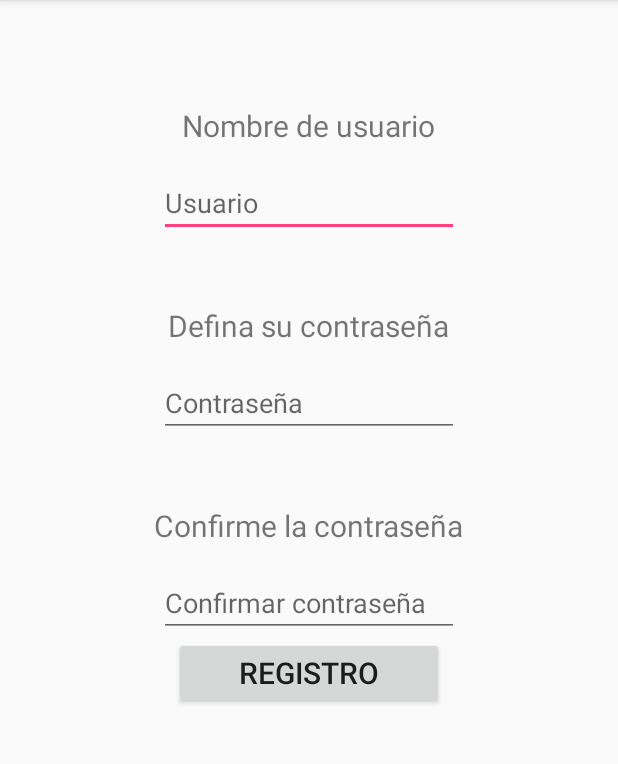
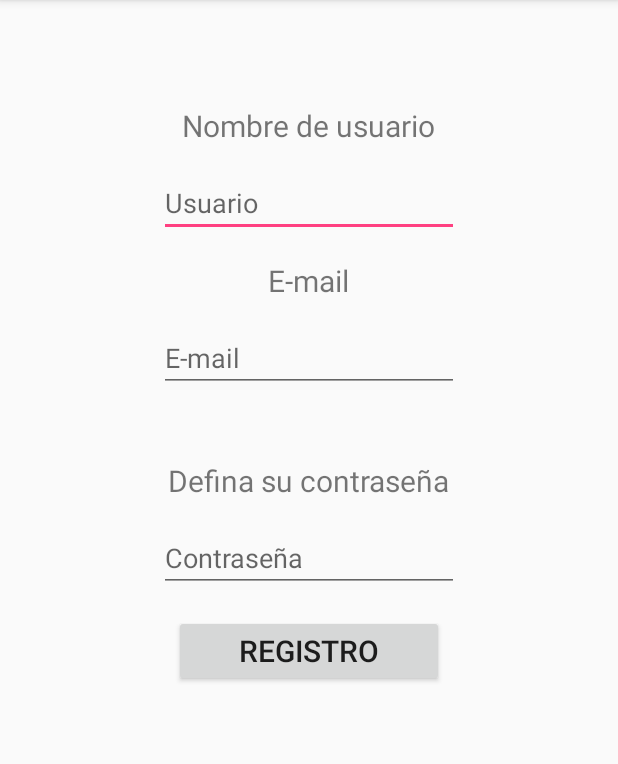
Before and after one commit to TheRaven0/Project_Rose, an Android app: the RegistroActivity screen opened directly, with no data from a screen before it, on a phone screen of 412 x 824 dp, the part 84-848 px from its top. Run offline under Robolectric (Android 15) with nearby library versions, the phone set to English and light mode, and no system bars.

Commit message:
+InicioDeSesionActivity.java: agregado onclicklistener y vinculados los botones y edittext con la vista. +RegistroActivity.java: agregado onclicklistener y vinculados los botones y edittext con la vista.

```diff
--- a/app/src/main/java/com/example/kevm/project_rose/RegistroActivity.java
+++ b/app/src/main/java/com/example/kevm/project_rose/RegistroActivity.java
@@ -2,12 +2,35 @@ package com.example.kevm.project_rose;
 
 import android.support.v7.app.AppCompatActivity;
 import android.os.Bundle;
+import android.view.View;
+import android.widget.Button;
+import android.widget.EditText;
 
-public class RegistroActivity extends AppCompatActivity {
+public class RegistroActivity extends AppCompatActivity implements View.OnClickListener{
+
+    private Button registro_conf;
+    private EditText reg_usuario, reg_mail, reg_contraseña;
+
 
     @Override
     protected void onCreate(Bundle savedInstanceState) {
         super.onCreate(savedInstanceState);
         setContentView(R.layout.activity_registro);
+
+        registro_conf = (Button)findViewById(R.id.registro_confirmacion);
+        reg_usuario = (EditText)findViewById(R.id.registro_username);
+        reg_mail = (EditText)findViewById(R.id.registro_mail);
+        reg_contraseña = (EditText)findViewById(R.id.registro_password);
+
+
+
+    }
+
+    @Override
+    public void onClick(View v) {
+        if(v.getId() == R.id.registro_confirmacion){
+
+        }
+        else;
     }
 }
--- a/app/src/main/res/layout/activity_registro.xml
+++ b/app/src/main/res/layout/activity_registro.xml
@@ -26,6 +26,22 @@
     <TextView
         android:layout_width="wrap_content"
         android:layout_height="wrap_content"
+        android:text="E-mail"
+        android:textSize="20sp"
+        android:layout_gravity="center_horizontal"
+        android:layout_marginTop="15dp"/>
+
+    <EditText
+        android:layout_width="200dp"
+        android:layout_height="wrap_content"
+        android:hint="E-mail"
+        android:layout_gravity="center_horizontal"
+        android:id="@+id/registro_mail"
+        android:layout_marginTop="15dp"/>
+
+    <TextView
+        android:layout_width="wrap_content"
+        android:layout_height="wrap_content"
         android:text="Defina su contraseña"
         android:textSize="20sp"
         android:layout_gravity="center_horizontal"
@@ -39,28 +55,13 @@
         android:id="@+id/registro_password"
         android:layout_marginTop="15dp"/>
 
-    <TextView
-        android:layout_width="wrap_content"
-        android:layout_height="wrap_content"
-        android:text="Confirme la contraseña"
-        android:textSize="20sp"
-        android:layout_gravity="center_horizontal"
-        android:layout_marginTop="45dp"/>
-
-    <EditText
-        android:layout_width="200dp"
-        android:layout_height="wrap_content"
-        android:hint="Confirmar contraseña"
-        android:layout_gravity="center_horizontal"
-        android:id="@+id/registro_confirmacion_password"
-        android:layout_marginTop="15dp"/>
-
     <Button
         android:layout_width="180dp"
         android:layout_height="wrap_content"
         android:layout_gravity="center_horizontal"
         android:textSize="20sp"
         android:text="registro"
-        android:id="@+id/registro_confirmacion"/>
+        android:id="@+id/registro_confirmacion"
+        android:layout_marginTop="15dp"/>
 
 </LinearLayout>
```
Also changed, not shown: app/src/main/java/com/example/kevm/project_rose/InicioDeSesionActivity.java (+28 -1 lines).
